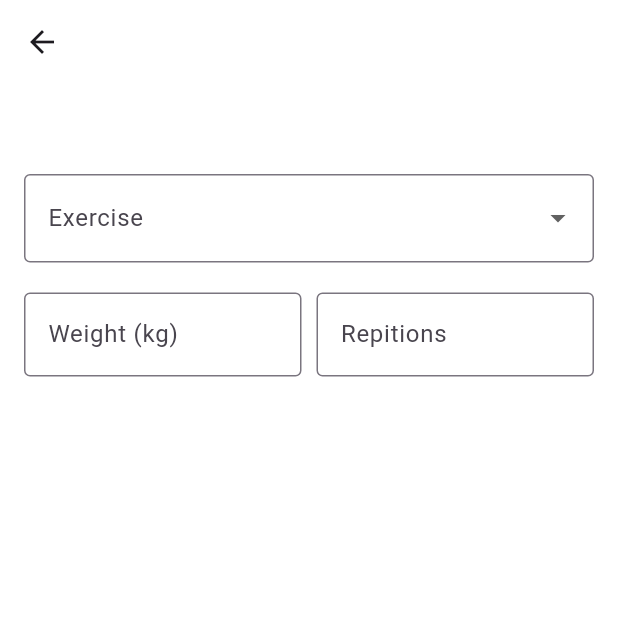
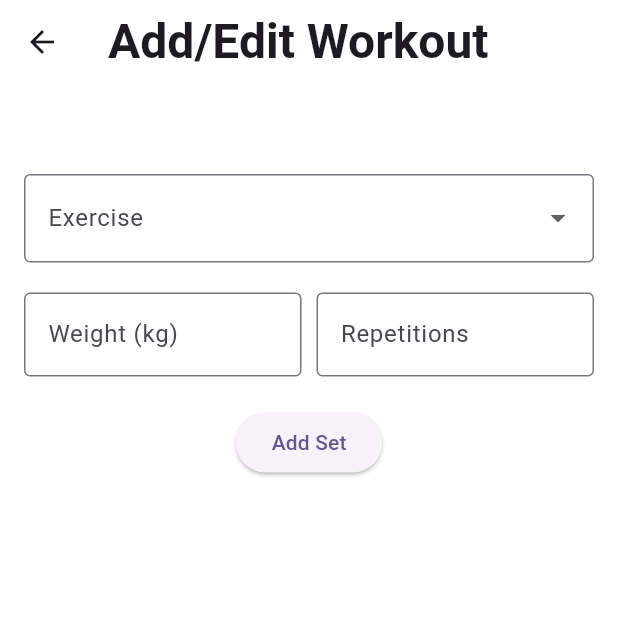
Before and after one commit to ravindran1984/magic-fit, a Flutter app: the screen it shows after launch, after a tap on "Add Workout", on a phone screen of 412 x 824 dp, the top half of it. Run offline on Flutter 3.47's test engine with Material 3 defaults, Android fonts, the phone set to English and light mode, and no system bars; our stand-ins replace google_fonts.

Commit message:
validators added to the workout form to avoid invalid inputs.

```diff
--- a/lib/constants/constants.dart
+++ b/lib/constants/constants.dart
@@ -5,3 +5,17 @@ const List<String> exercises = [
   'Deadlift',
   'Squat'
 ];
+
+class AppStrings {
+  static const String weightLabel = 'Weight (kg)';
+  static const String repetitionsLabel = 'Repetitions';
+  static const String exerciseDropdownHint = 'Select an exercise';
+  static const String saveWorkout = 'Save Workout';
+  static const String addSet = 'Add Set';
+  static const String workoutTitle = 'Add/Edit Workout';
+  static const String weightEmpty = 'Please enter the weight';
+  static const String weightValid = 'Enter a valid weight';
+  static const String repsEmpty = 'Please enter the weight';
+  static const String repsValid = 'Enter a valid weight';
+  static const String exerciseEmpty = 'Please select an exercise';
+}
--- a/lib/views/workout_list_screen.dart
+++ b/lib/views/workout_list_screen.dart
@@ -17,7 +17,7 @@ class WorkoutListScreen extends StatelessWidget {
             // Add new workout functionality
             Navigator.push(
               context,
-              MaterialPageRoute(builder: (context) => const WorkoutScreen()),
+              MaterialPageRoute(builder: (context) => WorkoutScreen()),
             );
           },
           icon: const Icon(
--- a/lib/views/workout_screen.dart
+++ b/lib/views/workout_screen.dart
@@ -1,9 +1,27 @@
+import 'package:flutter/foundation.dart';
 import 'package:flutter/material.dart';
 import 'package:magic_fit_workout/constants/constants.dart';
-import 'package:magic_fit_workout/widgets/common_widgets.dart';
+import 'package:magic_fit_workout/utils/form_validators.dart';
+import 'package:magic_fit_workout/widgets/add_set_button.dart';
+import 'package:magic_fit_workout/widgets/exercise_dropdown.dart';
+import 'package:magic_fit_workout/widgets/text_input_widget.dart';
 
-class WorkoutScreen extends StatelessWidget {
+class WorkoutScreen extends StatefulWidget {
   const WorkoutScreen({super.key});
+
+  @override
+  State<WorkoutScreen> createState() => _WorkoutScreenState();
+}
+
+class _WorkoutScreenState extends State<WorkoutScreen> {
+  final _formKey = GlobalKey<FormState>();
+
+  String? selectedExercise;
+
+  final _weightController = TextEditingController();
+
+  final _repetitionController = TextEditingController();
+  String? _exerciseError; // Track exercise validation error
 
   @override
   Widget build(BuildContext context) {
@@ -12,7 +30,7 @@ class WorkoutScreen extends StatelessWidget {
           preferredSize: const Size.fromHeight(100.0),
           child: AppBar(
               backgroundColor: Colors.white,
-              //title: Text('Add Workout'),
+              title: const Text(AppStrings.workoutTitle),
               leading: IconButton(
                 icon: const Icon(Icons.arrow_back),
                 onPressed: () {
@@ -22,28 +40,61 @@ class WorkoutScreen extends StatelessWidget {
       body: SafeArea(
         child: Padding(
           padding: const EdgeInsets.all(16),
+          child: Form(
+            key: _formKey,
             child: Column(
               children: [
                 _buildInputFields(),
+                const SizedBox(
+                  height: 20,
+                ),
+                AddSetButton(
+                  onPressed: () {
+                    if (_validateForm()) {
+                      final exercise = selectedExercise!;
+                      final weight = double.parse(_weightController.text);
+                      final reps = int.parse(_repetitionController.text);
+
+                      // Logic to add the set to the workout
+                      print('Set added: $exercise, $weight kg, $reps reps');
+
+                      // Clear the input fields
+                      _weightController.clear();
+                      _repetitionController.clear();
+                      setState(() {
+                        selectedExercise = null; // Reset exercise selection
+                      });
+                    }
+                  },
+                )
               ],
+            ),
           ),
         ),
       ),
     );
   }
-}
 
   Widget _buildInputFields() {
-  String? selectedExercise;
-  final weightController = TextEditingController();
-  final repetitionController = TextEditingController();
     return Column(crossAxisAlignment: CrossAxisAlignment.start, children: [
       ExerciseDropDown(
           selectedExercise: selectedExercise,
           exerciseList: exercises,
           onChanged: (newValue) {
+            setState(() {
               selectedExercise = newValue;
+              _exerciseError =
+                  null; // Clear error when a valid selection is made
+            });
           }),
+      if (_exerciseError != null)
+        Padding(
+          padding: const EdgeInsets.only(top: 8.0),
+          child: Text(
+            _exerciseError!,
+            style: TextStyle(color: Colors.red),
+          ),
+        ),
       const SizedBox(
         height: 20,
       ),
@@ -51,20 +102,40 @@ Widget _buildInputFields() {
         children: [
           Expanded(
               child: InputFieldWidget(
-          controller: weightController,
-          label: 'Weight (kg)',
+                  controller: _weightController,
+                  label: AppStrings.weightLabel,
                   inputType: TextInputType.number,
-        )),
+                  validator: FormValidator.validateWeight)),
           const SizedBox(
             width: 10,
           ),
           Expanded(
             child: InputFieldWidget(
-              controller: repetitionController,
-              label: 'Repitions',
-              inputType: const TextInputType.numberWithOptions(decimal: false)),
+              controller: _repetitionController,
+              label: AppStrings.repetitionsLabel,
+              inputType: const TextInputType.numberWithOptions(decimal: false),
+              validator: FormValidator.validateReps,
+            ),
           )
         ],
       ),
     ]);
   }
+
+  // Validate form fields including dropdown
+  bool _validateForm() {
+    final isFormValid = _formKey.currentState?.validate() ?? false;
+    final dropdownError = FormValidator.validateDropdown(selectedExercise);
+
+    if (dropdownError != null) {
+      setState(() {
+        _exerciseError = dropdownError;
+      });
+      return false;
+    }
+    setState(() {
+      _exerciseError = null; // Clear the error if validation passes
+    });
+    return isFormValid;
+  }
+}
--- /dev/null
+++ b/lib/widgets/add_set_button.dart
@@ -0,0 +1,15 @@
+import 'package:flutter/material.dart';
+import 'package:magic_fit_workout/constants/constants.dart';
+
+class AddSetButton extends StatelessWidget {
+  final VoidCallback onPressed; // Function to handle button press
+  const AddSetButton({super.key, required this.onPressed});
+
+  @override
+  Widget build(BuildContext context) {
+    return ElevatedButton(
+      onPressed: onPressed,
+      child: const Text(AppStrings.addSet),
+    );
+  }
+}
--- a/lib/widgets/common_widgets.dart
+++ b/lib/widgets/exercise_dropdown.dart
@@ -24,27 +24,3 @@ class ExerciseDropDown extends StatelessWidget {
         onChanged: onChanged);
   }
 }
-
-class InputFieldWidget extends StatelessWidget {
-  final TextEditingController controller;
-  final String label;
-  final TextInputType inputType;
-
-  const InputFieldWidget(
-      {super.key,
-      required this.controller,
-      required this.label,
-      required this.inputType});
-
-  @override
-  Widget build(BuildContext context) {
-    return TextField(
-      controller: controller,
-      decoration: InputDecoration(
-        labelText: label,
-        border: const OutlineInputBorder(),
-      ),
-      keyboardType: inputType,
-    );
-  }
-}
--- /dev/null
+++ b/lib/widgets/text_input_widget.dart
@@ -0,0 +1,29 @@
+import 'package:flutter/material.dart';
+
+class InputFieldWidget extends StatelessWidget {
+  final TextEditingController controller;
+  final String label;
+  final TextInputType inputType;
+  final FormFieldValidator<String>? validator;
+
+  const InputFieldWidget({
+    super.key,
+    required this.controller,
+    required this.label,
+    required this.inputType,
+    this.validator,
+  });
+
+  @override
+  Widget build(BuildContext context) {
+    return TextFormField(
+      controller: controller,
+      decoration: InputDecoration(
+        labelText: label,
+        border: const OutlineInputBorder(),
+      ),
+      keyboardType: inputType,
+      validator: validator,
+    );
+  }
+}
```
Also changed, not shown: lib/utils/form_validators.dart (added, +35 -0 lines). Lines whose indentation alone changed are shown as unchanged.
